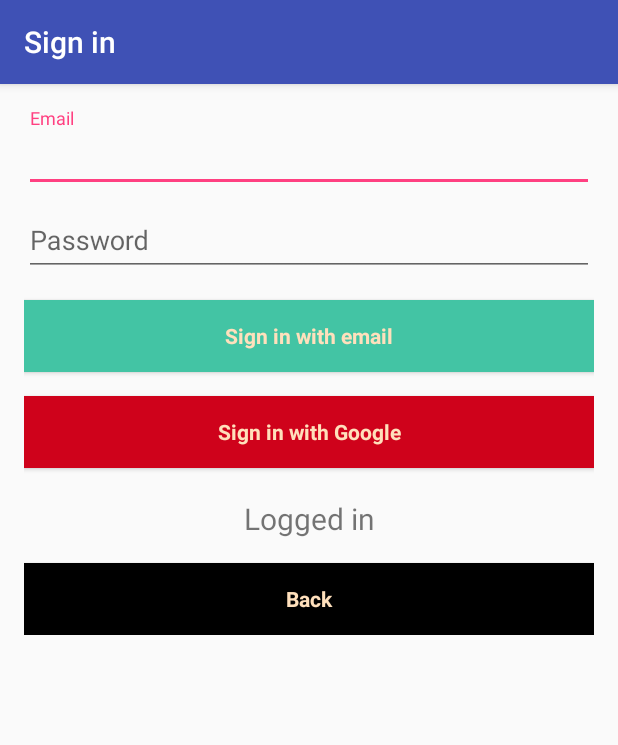
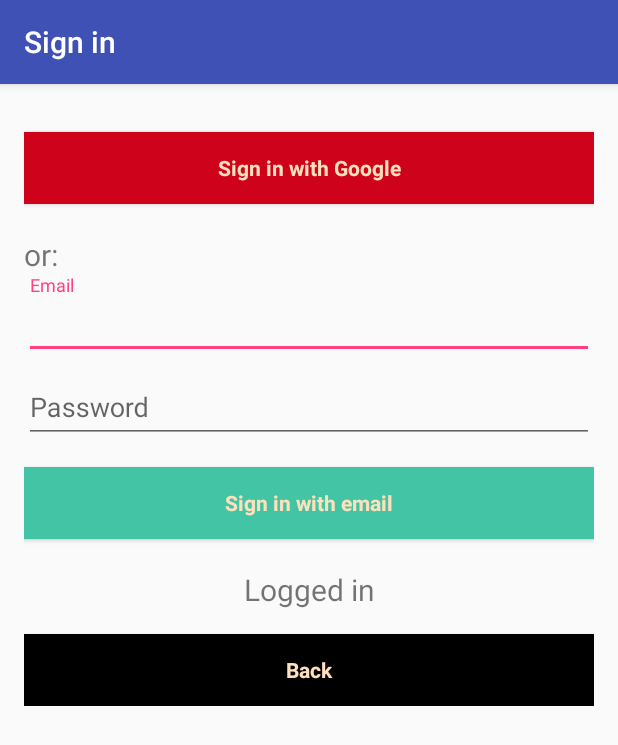
Before and after one commit to Itay-kun/AndroidProject, an Android app: the LoginActivity screen opened directly, with no data from a screen before it, on a phone screen of 412 x 824 dp. Shown: the top 745 px of the screen. Run offline under Robolectric (Android 15) with nearby library versions, the phone set to English and light mode, and no system bars; our stand-ins replace Firebase (no records; nobody signed in at launch, a user with empty details on screens opened directly).

Commit message:
changed google button location

```diff
--- a/app/src/main/res/layout/activity_login.xml
+++ b/app/src/main/res/layout/activity_login.xml
@@ -30,6 +30,26 @@
             android:layout_width="match_parent"
             android:layout_height="wrap_content"
             android:orientation="vertical">
+
+            <Button
+                android:id="@+id/btnLoginGoogle"
+                style="?android:textAppearanceSmall"
+                android:layout_width="match_parent"
+                android:layout_height="wrap_content"
+                android:layout_marginTop="16dp"
+                android:background="#cf021b"
+                android:text="@string/action_sign_in_google"
+                android:textAllCaps="false"
+                android:textColor="#ffe0bc"
+                android:textStyle="bold" />
+
+            <TextView
+                android:id="@+id/or"
+                android:layout_width="match_parent"
+                android:layout_height="wrap_content"
+                android:layout_marginTop="20dp"
+                android:text="or:"
+                android:textSize="20sp" />
 
             <android.support.design.widget.TextInputLayout
                 android:layout_width="match_parent"
@@ -76,18 +96,6 @@
                 android:textColor="#ffe0bc"
                 android:textStyle="bold" />
 
-            <Button
-                android:id="@+id/btnLoginGoogle"
-                style="?android:textAppearanceSmall"
-                android:layout_width="match_parent"
-                android:layout_height="wrap_content"
-                android:layout_marginTop="16dp"
-                android:background="#cf021b"
-                android:text="@string/action_sign_in_google"
-                android:textAllCaps="false"
-                android:textColor="#ffe0bc"
-                android:textStyle="bold" />
-
             <TextView
                 android:id="@+id/tvLoginStatus"
                 android:layout_width="match_parent"
--- a/app/src/main/res/values/strings.xml
+++ b/app/src/main/res/values/strings.xml
@@ -1,5 +1,5 @@
 <resources>
-    <string name="app_name">SMS delay</string>
+    <string name="app_name">SMS Scheduler</string>
     <string name="action_login">Login/Logout</string>
     <string name="logo">Logo</string>
     <string name="add">Add</string>
```
Also changed, not shown: app/src/main/java/hackeru/talg/edu/androidproject/MainActivity.java (+9 -2 lines).
